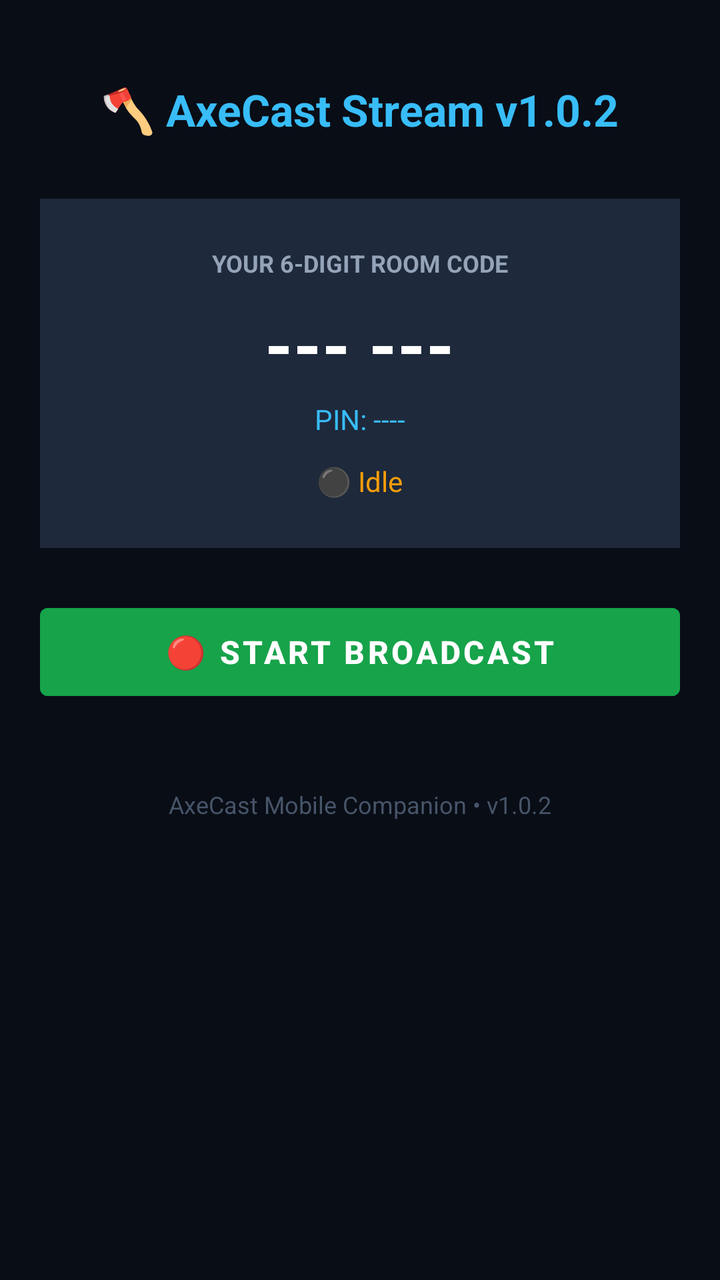
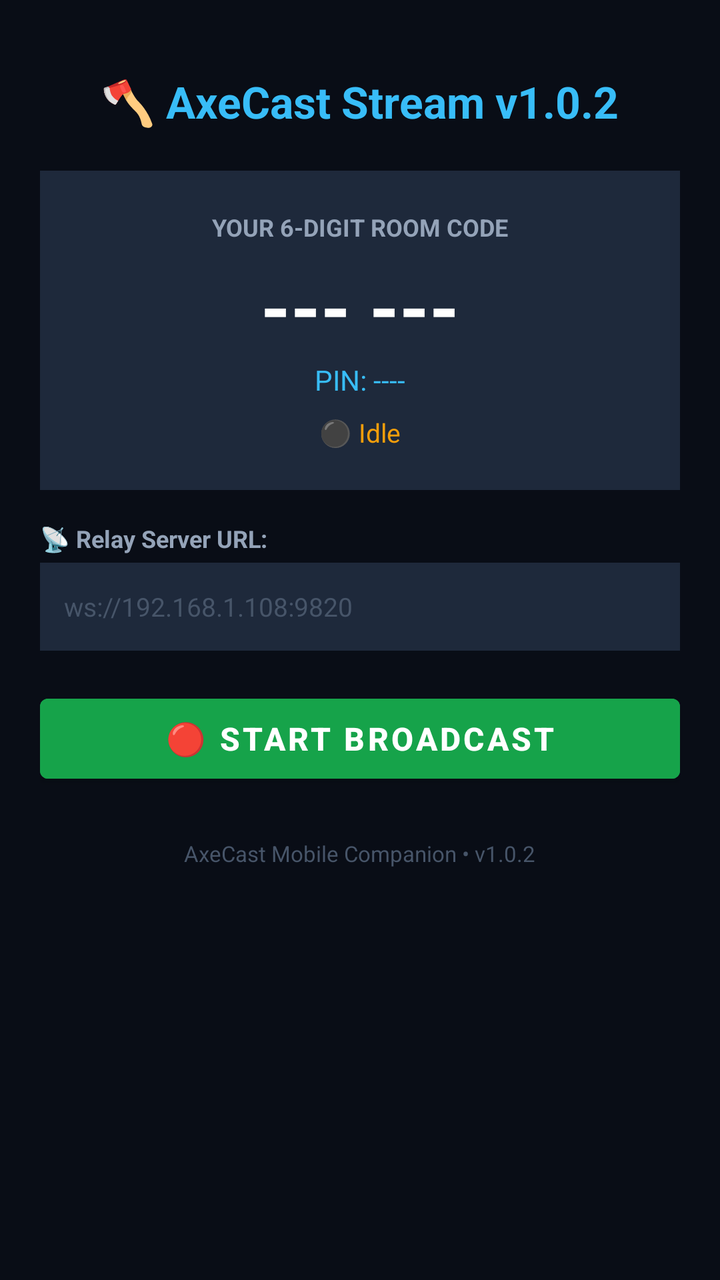

An Android layout rendered at two revisions. The XML below is the earlier revision; the diff shows what the commit changed to produce the second picture.
<!-- AndroidManifest.xml: application theme Theme.AxeCastStream -->
<!-- res/layout/activity_main.xml -->
<?xml version="1.0" encoding="utf-8"?>
<LinearLayout xmlns:android="http://schemas.android.com/apk/res/android"
    android:layout_width="match_parent"
    android:layout_height="match_parent"
    android:orientation="vertical"
    android:background="#090D16"
    android:padding="20dp"
    android:gravity="center_horizontal">

    <TextView
        android:layout_width="wrap_content"
        android:layout_height="wrap_content"
        android:text="🪓 AxeCast Stream v1.0.2"
        android:textColor="#38BDF8"
        android:textSize="22sp"
        android:textStyle="bold"
        android:layout_marginTop="20dp" />

    <LinearLayout
        android:layout_width="match_parent"
        android:layout_height="wrap_content"
        android:orientation="vertical"
        android:background="#1E293B"
        android:padding="24dp"
        android:layout_marginTop="30dp"
        android:gravity="center">

        <TextView
            android:layout_width="wrap_content"
            android:layout_height="wrap_content"
            android:text="YOUR 6-DIGIT ROOM CODE"
            android:textColor="#94A3B8"
            android:textSize="12sp"
            android:textStyle="bold" />

        <TextView
            android:id="@+id/tvRoomCode"
            android:layout_width="wrap_content"
            android:layout_height="wrap_content"
            android:text="--- ---"
            android:textColor="#FFFFFF"
            android:textSize="36sp"
            android:textStyle="bold"
            android:layout_marginTop="8dp" />

        <TextView
            android:id="@+id/tvPin"
            android:layout_width="wrap_content"
            android:layout_height="wrap_content"
            android:text="PIN: ----"
            android:textColor="#38BDF8"
            android:textSize="14sp"
            android:layout_marginTop="4dp" />

        <TextView
            android:id="@+id/tvStatus"
            android:layout_width="wrap_content"
            android:layout_height="wrap_content"
            android:text="⚫ Idle"
            android:textColor="#F59E0B"
            android:textSize="14sp"
            android:layout_marginTop="12dp" />

    </LinearLayout>

    <Button
        android:id="@+id/btnToggle"
        android:layout_width="match_parent"
        android:layout_height="56dp"
        android:text="🔴 Start Broadcast"
        android:textColor="#FFFFFF"
        android:textSize="16sp"
        android:textStyle="bold"
        android:backgroundTint="#16A34A"
        android:layout_marginTop="24dp" />

    <TextView
        android:layout_width="wrap_content"
        android:layout_height="wrap_content"
        android:text="AxeCast Mobile Companion • v1.0.2"
        android:textColor="#475569"
        android:textSize="12sp"
        android:layout_marginTop="40dp" />

</LinearLayout>
<!-- resources referenced by this layout -->
<resources>
  <style name="Theme.AxeCastStream" parent="Theme.MaterialComponents.DayNight.NoActionBar">
          <item name="colorPrimary">#38BDF8</item>
          <item name="colorPrimaryVariant">#0284C7</item>
          <item name="colorOnPrimary">#FFFFFF</item>
          <item name="android:statusBarColor">#090D16</item>
      </style>
</resources>

<!-- the commit's change to res/layout/activity_main.xml (unified diff, before → after) -->
@@ -1,85 +1,126 @@
 <?xml version="1.0" encoding="utf-8"?>
-<LinearLayout xmlns:android="http://schemas.android.com/apk/res/android"
+<ScrollView xmlns:android="http://schemas.android.com/apk/res/android"
     android:layout_width="match_parent"
     android:layout_height="match_parent"
-    android:orientation="vertical"
     android:background="#090D16"
-    android:padding="20dp"
-    android:gravity="center_horizontal">
-
-    <TextView
-        android:layout_width="wrap_content"
-        android:layout_height="wrap_content"
-        android:text="🪓 AxeCast Stream v1.0.2"
-        android:textColor="#38BDF8"
-        android:textSize="22sp"
-        android:textStyle="bold"
-        android:layout_marginTop="20dp" />
+    android:fillViewport="true">
 
     <LinearLayout
         android:layout_width="match_parent"
         android:layout_height="wrap_content"
         android:orientation="vertical"
-        android:background="#1E293B"
-        android:padding="24dp"
-        android:layout_marginTop="30dp"
-        android:gravity="center">
+        android:padding="20dp"
+        android:gravity="center_horizontal">
 
         <TextView
             android:layout_width="wrap_content"
             android:layout_height="wrap_content"
-            android:text="YOUR 6-DIGIT ROOM CODE"
-            android:textColor="#94A3B8"
-            android:textSize="12sp"
-            android:textStyle="bold" />
+            android:text="🪓 AxeCast Stream v1.0.2"
+            android:textColor="#38BDF8"
+            android:textSize="22sp"
+            android:textStyle="bold"
+            android:layout_marginTop="16dp" />
+
+        
+        <LinearLayout
+            android:layout_width="match_parent"
+            android:layout_height="wrap_content"
+            android:orientation="vertical"
+            android:background="#1E293B"
+            android:padding="20dp"
+            android:layout_marginTop="20dp"
+            android:gravity="center">
+
+            <TextView
+                android:layout_width="wrap_content"
+                android:layout_height="wrap_content"
+                android:text="YOUR 6-DIGIT ROOM CODE"
+                android:textColor="#94A3B8"
+                android:textSize="12sp"
+                android:textStyle="bold" />
+
+            <TextView
+                android:id="@+id/tvRoomCode"
+                android:layout_width="wrap_content"
+                android:layout_height="wrap_content"
+                android:text="--- ---"
+                android:textColor="#FFFFFF"
+                android:textSize="38sp"
+                android:textStyle="bold"
+                android:layout_marginTop="6dp" />
+
+            <TextView
+                android:id="@+id/tvPin"
+                android:layout_width="wrap_content"
+                android:layout_height="wrap_content"
+                android:text="PIN: ----"
+                android:textColor="#38BDF8"
+                android:textSize="14sp"
+                android:layout_marginTop="2dp" />
+
+            <TextView
+                android:id="@+id/tvStatus"
+                android:layout_width="wrap_content"
+                android:layout_height="wrap_content"
+                android:text="⚫ Idle"
+                android:textColor="#F59E0B"
+                android:textSize="13sp"
+                android:layout_marginTop="8dp" />
+
+        </LinearLayout>
+
+        
+        <LinearLayout
+            android:layout_width="match_parent"
+            android:layout_height="wrap_content"
+            android:orientation="vertical"
+            android:layout_marginTop="16dp">
+
+            <TextView
+                android:layout_width="wrap_content"
+                android:layout_height="wrap_content"
+                android:text="📡 Relay Server URL:"
+                android:textColor="#94A3B8"
+                android:textSize="12sp"
+                android:textStyle="bold" />
+
+            <EditText
+                android:id="@+id/etServerUrl"
+                android:layout_width="match_parent"
+                android:layout_height="44dp"
+                android:background="#1E293B"
+                android:textColor="#FFFFFF"
+                android:textSize="13sp"
+                android:paddingHorizontal="12dp"
+                android:layout_marginTop="4dp"
+                android:hint="ws://192.168.1.108:9820"
+                android:textColorHint="#475569"
+                android:inputType="textUri"
+                android:singleLine="true" />
+
+        </LinearLayout>
+
+        
+        <Button
+            android:id="@+id/btnToggle"
+            android:layout_width="match_parent"
+            android:layout_height="52dp"
+            android:text="🔴 Start Broadcast"
+            android:textColor="#FFFFFF"
+            android:textSize="16sp"
+            android:textStyle="bold"
+            android:backgroundTint="#16A34A"
+            android:layout_marginTop="18dp" />
 
         <TextView
-            android:id="@+id/tvRoomCode"
             android:layout_width="wrap_content"
             android:layout_height="wrap_content"
-            android:text="--- ---"
-            android:textColor="#FFFFFF"
-            android:textSize="36sp"
-            android:textStyle="bold"
-            android:layout_marginTop="8dp" />
-
-        <TextView
-            android:id="@+id/tvPin"
-            android:layout_width="wrap_content"
-            android:layout_height="wrap_content"
-            android:text="PIN: ----"
-            android:textColor="#38BDF8"
-            android:textSize="14sp"
-            android:layout_marginTop="4dp" />
-
-        <TextView
-            android:id="@+id/tvStatus"
-            android:layout_width="wrap_content"
-            android:layout_height="wrap_content"
-            android:text="⚫ Idle"
-            android:textColor="#F59E0B"
-            android:textSize="14sp"
-            android:layout_marginTop="12dp" />
+            android:text="AxeCast Mobile Companion • v1.0.2"
+            android:textColor="#475569"
+            android:textSize="11sp"
+            android:layout_marginTop="24dp"
+            android:layout_marginBottom="16dp" />
 
     </LinearLayout>
 
-    <Button
-        android:id="@+id/btnToggle"
-        android:layout_width="match_parent"
-        android:layout_height="56dp"
-        android:text="🔴 Start Broadcast"
-        android:textColor="#FFFFFF"
-        android:textSize="16sp"
-        android:textStyle="bold"
-        android:backgroundTint="#16A34A"
-        android:layout_marginTop="24dp" />
-
-    <TextView
-        android:layout_width="wrap_content"
-        android:layout_height="wrap_content"
-        android:text="AxeCast Mobile Companion • v1.0.2"
-        android:textColor="#475569"
-        android:textSize="12sp"
-        android:layout_marginTop="40dp" />
-
-</LinearLayout>
+</ScrollView>
